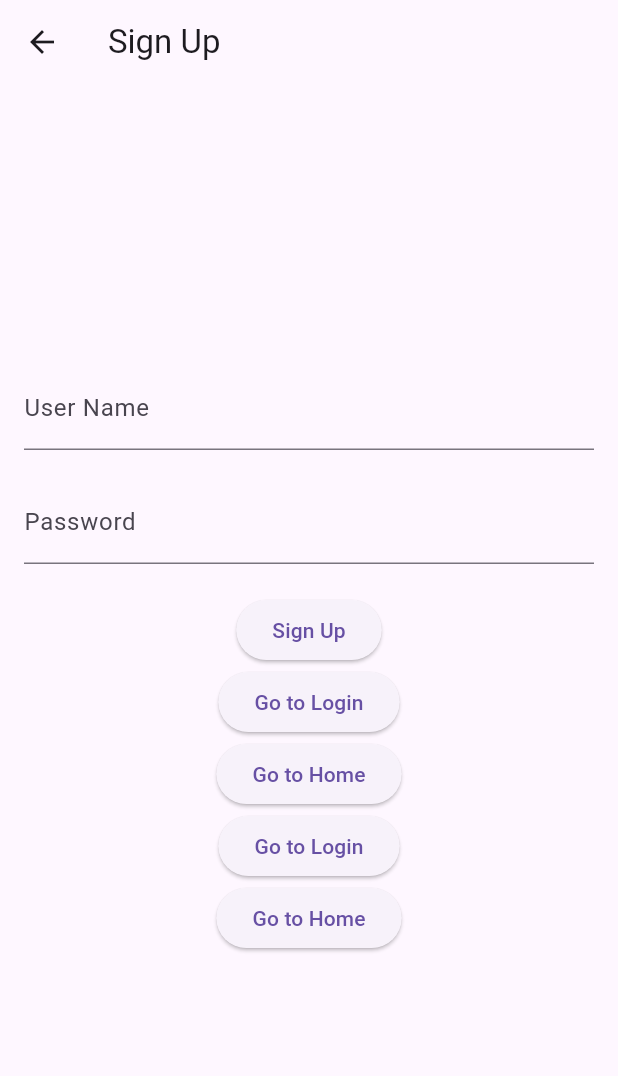
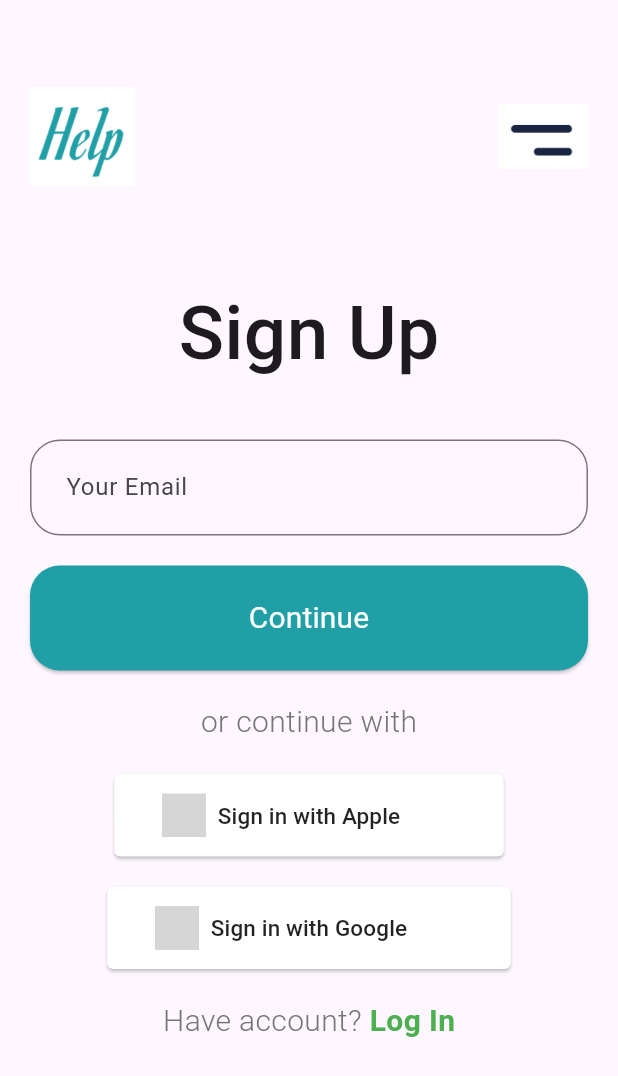
Before and after one commit to opencodeiiita/Donation-App, a Flutter app: the SignUpScreen screen opened directly, on a phone screen of 412 x 824 dp. Shown: the top 1076 px of the screen. Run offline on Flutter 3.47's test engine with Material 3 defaults, Android fonts, the light colour scheme and no system bars; drawn by our look-alikes of social_login_buttons; our stand-ins replace animated_splash_screen, firebase_auth; accounts and stored records are empty; key blocks and very long unbroken strings in the code were emptied for the run; grey boxes are pictures that could not be loaded.

Commit message:
SignUp Page Rebuild

```diff
--- a/lib/login.dart
+++ b/lib/login.dart
@@ -1,4 +1,5 @@
 import 'package:flutter/material.dart';
+import 'package:donation_app/signup_screen.dart';
 
 class MyLogin extends StatefulWidget {
   const MyLogin({Key? key}) : super(key: key);
@@ -46,10 +47,7 @@ class _MyLoginState extends State<MyLogin> {
                                 hintText: "Enter your Email",
                                 border: OutlineInputBorder(
                                   borderRadius: BorderRadius.circular(12),
-                                )
-
-                            ),
-
+                                )),
                           ),
                           SizedBox(
                             height: 30,
@@ -77,7 +75,8 @@ class _MyLoginState extends State<MyLogin> {
                                 child: Text(
                                   'Sign in',
                                   style: TextStyle(
-                                      fontSize: 27, fontWeight: FontWeight.w700),
+                                      fontSize: 27,
+                                      fontWeight: FontWeight.w700),
                                 ),
                               ),
                               CircleAvatar(
@@ -89,7 +88,9 @@ class _MyLoginState extends State<MyLogin> {
                                     icon: SizedBox(
                                       child: Icon(
                                         Icons.arrow_circle_right,
-                                      ),)),)
+                                      ),
+                                    )),
+                              )
                             ],
                           ),
                           SizedBox(
@@ -100,7 +101,11 @@ class _MyLoginState extends State<MyLogin> {
                             children: [
                               TextButton(
                                 onPressed: () {
-                                  Navigator.pushNamed(context, 'register');
+                                  Navigator.push(
+                                      context,
+                                      MaterialPageRoute(
+                                          builder: (context) =>
+                                              SignUpScreen()));
                                 },
                                 child: Text(
                                   'Sign Up',
--- a/lib/signup_screen.dart
+++ b/lib/signup_screen.dart
@@ -1,4 +1,6 @@
+import 'package:donation_app/login.dart';
 import 'package:flutter/material.dart';
+import 'package:social_login_buttons/social_login_buttons.dart';
 
 class SignUpScreen extends StatefulWidget {
   @override
@@ -6,66 +8,141 @@ class SignUpScreen extends StatefulWidget {
 }
 
 class _SignUpScreenState extends State<SignUpScreen> {
-  final TextEditingController nameController = TextEditingController();
-  final TextEditingController passwordController = TextEditingController();
+  final TextEditingController emailController = TextEditingController();
 
   @override
   Widget build(BuildContext context) {
     return Scaffold(
+      // appbar is not required? how to remove it? (automaticallyImplyLeading: false,)
       appBar: AppBar(
-        title: Text('Sign Up'),
+        automaticallyImplyLeading: false,
       ),
-      body: Padding(
-        padding: const EdgeInsets.all(16.0),
+      body: Column(
+        children: [
+          Row(
+            mainAxisAlignment: MainAxisAlignment.spaceBetween,
+            children: [
+              Padding(
+                padding: EdgeInsets.only(left: 20),
+                child: Image.asset(
+                  'assets/help.png',
+                  width: 70,
+                  height: 70,
+                ),
+              ),
+              Padding(
+                padding: EdgeInsets.only(right: 20),
+                child: Image.asset(
+                  'assets/line.png',
+                  width: 60,
+                  height: 60,
+                ),
+              ),
+            ],
+          ),
+          SizedBox(height: 60),
+          Column(
+            crossAxisAlignment: CrossAxisAlignment.start,
+            children: [
+              Center(
+                child: Padding(
+                  padding: EdgeInsets.only(left: 20, right: 20),
                   child: Column(
+                    children: [
+                      Text('Sign Up',
+                          style: TextStyle(
+                              fontSize: 50, fontWeight: FontWeight.w500)),
+                      SizedBox(height: 35),
+                      TextField(
+                        controller: emailController,
+                        decoration: InputDecoration(
+                          focusColor: Colors.grey[200],
+                          hintText: 'Your Email',
+                          contentPadding: EdgeInsets.symmetric(
+                              vertical: 20.0, horizontal: 20.0),
+                          border: OutlineInputBorder(
+                            borderRadius: BorderRadius.all(
+                              Radius.circular(20),
+                            ),
+                          ),
+                        ),
+                      ),
+                      SizedBox(height: 20),
+                      Container(
+                        width: double.infinity,
+                        height: 70,
+                        child: ElevatedButton(
+                          onPressed: () {
+                            // CONTINUE BUTTON
+                          },
+                          child: Text('Continue',
+                              style: TextStyle(
+                                  fontSize: 20,
+                                  color: Colors.white,
+                                  fontWeight: FontWeight.w400)),
+                          style: ElevatedButton.styleFrom(
+                            backgroundColor: Color(0xFF209FA6),
+                            shape: RoundedRectangleBorder(
+                              borderRadius:
+                                  BorderRadius.all(Radius.circular(20)),
+                            ),
+                          ),
+                        ),
+                      ),
+                      SizedBox(height: 20),
+                      Text(
+                        'or continue with',
+                        style: TextStyle(
+                            fontSize: 20,
+                            fontWeight: FontWeight.w300,
+                            color: Colors.grey[600]),
+                      ),
+                      SizedBox(height: 20),
+                      SocialLoginButton(
+                          buttonType: SocialLoginButtonType.apple,
+                          onPressed: () {
+                            // APPLE BUTTON
+                          }),
+                      SizedBox(height: 20),
+                      SocialLoginButton(
+                          buttonType: SocialLoginButtonType.google,
+                          onPressed: () {
+                            // GOOGLE BUTTON
+                          }),
+                      SizedBox(height: 20),
+                      Row(
                         mainAxisAlignment: MainAxisAlignment.center,
                         children: [
-            TextField(
-              controller: nameController,
-              decoration: InputDecoration(labelText: 'User Name'),
+                          Text('Have account? ',
+                              style: TextStyle(
+                                  fontSize: 20,
+                                  fontWeight: FontWeight.w300,
+                                  color: Colors.grey[600])),
+                          GestureDetector(
+                            onTap: () {
+                              Navigator.push(
+                                context,
+                                MaterialPageRoute(
+                                  builder: (context) => MyLogin(),
                                 ),
-            SizedBox(height: 20.0),
-            TextField(
-              obscureText: true,
-              controller: passwordController,
-              decoration: InputDecoration(labelText: 'Password'),
+                              );
+                            },
+                            child: Text('Log In',
+                                style: TextStyle(
+                                    fontSize: 20,
+                                    fontWeight: FontWeight.w600,
+                                    color: Colors.green)),
                           ),
-            SizedBox(height: 20.0),
-            ElevatedButton(
-              onPressed: () {
-                // Handle sign up logic here
-                print(nameController.text);
-                print(passwordController.text);
-              },
-              child: Text('Sign Up'),
-            ),
-            ElevatedButton(
-              onPressed: () {
-                Navigator.pushNamed(context, '/login');
-              },
-              child: Text('Go to Login'),
-            ),
-            ElevatedButton(
-              onPressed: () {
-                Navigator.pushNamed(context, '/home');
-              },
-              child: Text('Go to Home'),
-            ),
-            ElevatedButton(
-              onPressed: () {
-                Navigator.pushNamed(context, '/login');
-              },
-              child: Text('Go to Login'),
-            ),
-            ElevatedButton(
-              onPressed: () {
-                Navigator.pushNamed(context, '/home');
-              },
-              child: Text('Go to Home'),
+                        ],
                       ),
                     ],
                   ),
                 ),
+              ),
+            ],
+          ),
+        ],
+      ),
     );
   }
 }
--- a/pubspec.yaml
+++ b/pubspec.yaml
@@ -40,6 +40,7 @@ dependencies:
   animated_splash_screen: ^1.3.0
   page_transition: ^2.1.0
   cached_network_image: ^3.3.0
+  social_login_buttons: ^1.0.7
 
 
 dev_dependencies:
```
Also changed, not shown: pubspec.lock. Lines whose indentation alone changed are shown as unchanged.
